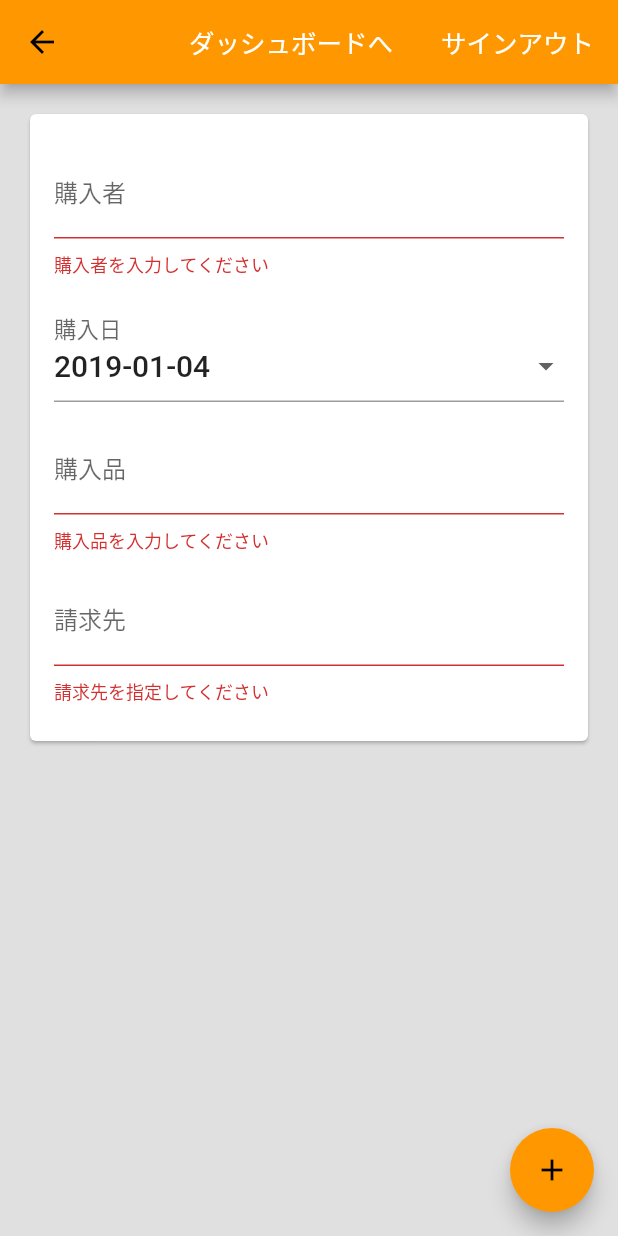
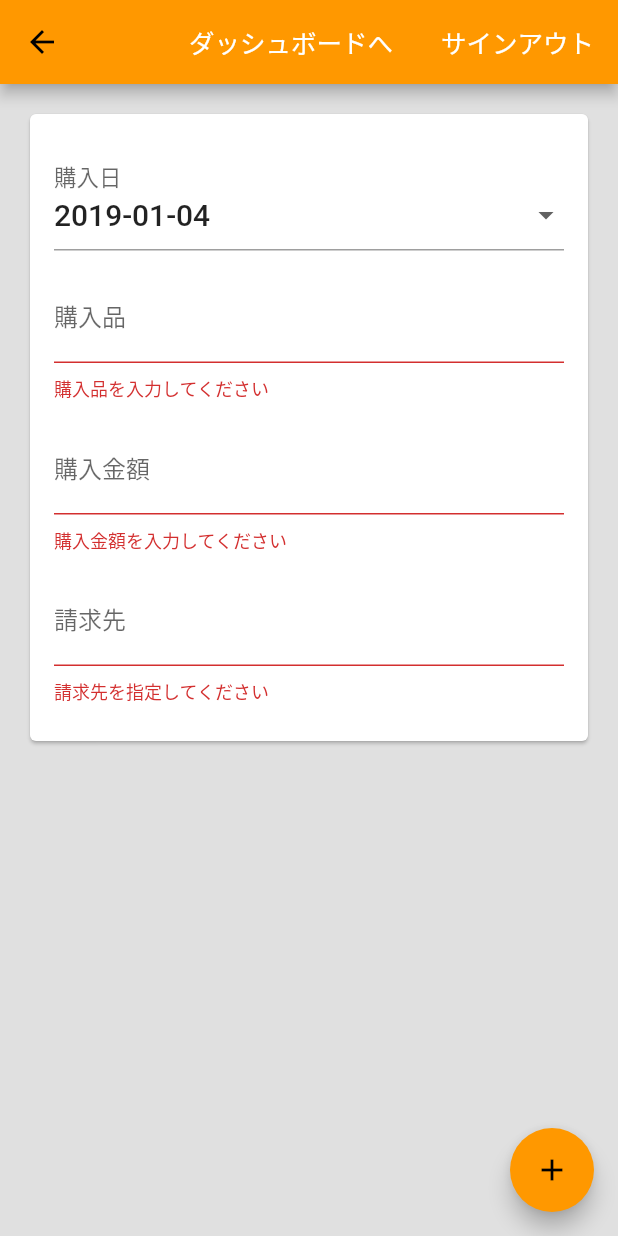
Before and after one commit to Nunnally-Engr/pay_wish_app, a Flutter app: the Claim screen opened directly, after a tap on the "add" icon, on a phone screen of 412 x 824 dp. Run offline on Flutter 3.47's test engine with Material 2 defaults, Android fonts, the phone set to English and light mode, and no system bars; our stand-ins replace cloud_firestore, cloud_functions, firebase_auth, firebase_messaging; missing offline and left inert: login, src; accounts and stored records are empty; statements that could not run were skipped.

Commit message:
・【請求画面】購入金額 追加

```diff
--- a/lib/claim.dart
+++ b/lib/claim.dart
@@ -55,6 +55,7 @@ class _InputDropdown extends StatelessWidget {
   }
 }
 
+// 購入日：日付Picker
 class _DateTimePicker extends StatelessWidget {
   const _DateTimePicker({
     Key key,
@@ -104,7 +105,8 @@ class _ClaimState extends State<Claim> {
   String _buyUid = '';
   String _billingUid = '';
   DateTime _buyDate = DateTime.now(); // 購入日
-  String _buyItem = ''; // 商品
+  String _buyItem = '';               // 商品
+  String _buyAmount = '';             // 購入金額
   String _authHint = '';
 
 
@@ -146,6 +148,7 @@ class _ClaimState extends State<Claim> {
 
         print('>>> Click：onPressdClaimCreate');
         print(_buyDate);
+        print(_buyAmount);
         // final dynamic resp = await CloudFunctions.instance.call(
         //                         functionName: 'onCallClaimsCreate',
         //                         parameters: <String, String> {
@@ -176,14 +179,6 @@ class _ClaimState extends State<Claim> {
   // 入力フォーム
   List<Widget> inputForm() {
     return [
-      padded(child: new TextFormField(
-        key: new Key('購入者'),
-        decoration: new InputDecoration(labelText: '購入者'),
-        autocorrect: false,
-        initialValue: _buyUid,
-        validator: (val) => val.isEmpty ? '購入者を入力してください' : null,
-        onSaved: (val) => _buyUid = val,
-      )),
       padded(child: new _DateTimePicker(
         key: new Key('購入日'),
         labelText: '購入日',
@@ -200,6 +195,14 @@ class _ClaimState extends State<Claim> {
         autocorrect: false,
         validator: (val) => val.isEmpty ? '購入品を入力してください' : null,
         onSaved: (val) => _buyItem = val,
+      )),
+      padded(child: new TextFormField(
+        key: new Key('購入金額'),
+        decoration: new InputDecoration(labelText: '購入金額'),
+        autocorrect: false,
+        validator: (val) => val.isEmpty ? '購入金額を入力してください' : null,
+        onSaved: (val) => _buyAmount = val,
+        keyboardType: TextInputType.number
       )),
       padded(child: new TextFormField(
         key: new Key('請求先'),
```
